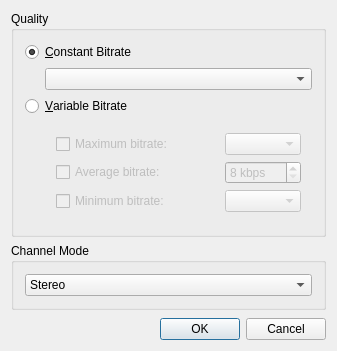
First picture: the form in plugins/encoder/lame/base_k3bmanualbitratesettingsdialog.ui, repository KDE/k3b, before the edit.
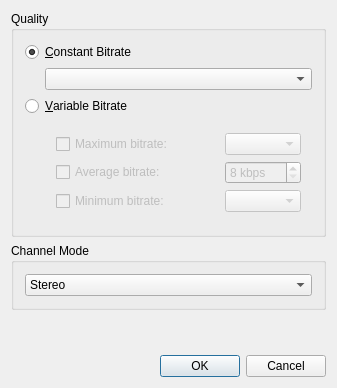
Second picture: the form after the edit.

The edit to the form file:
```diff
--- a/plugins/encoder/lame/base_k3bmanualbitratesettingsdialog.ui
+++ b/plugins/encoder/lame/base_k3bmanualbitratesettingsdialog.ui
@@ -7,7 +7,7 @@
     <x>0</x>
     <y>0</y>
     <width>337</width>
-    <height>351</height>
+    <height>388</height>
    </rect>
   </property>
   <layout class="QVBoxLayout">
```
Left out of the diff: 34 changed lines with no effect on the pictures.
